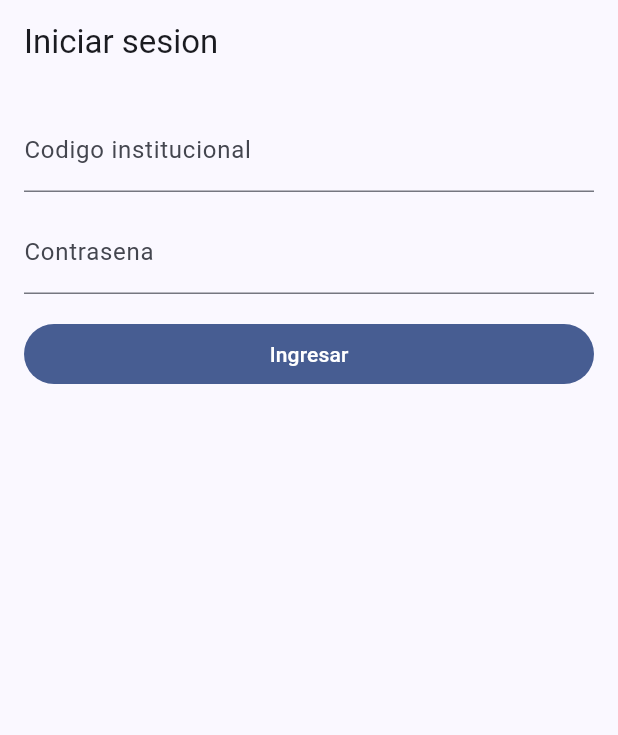
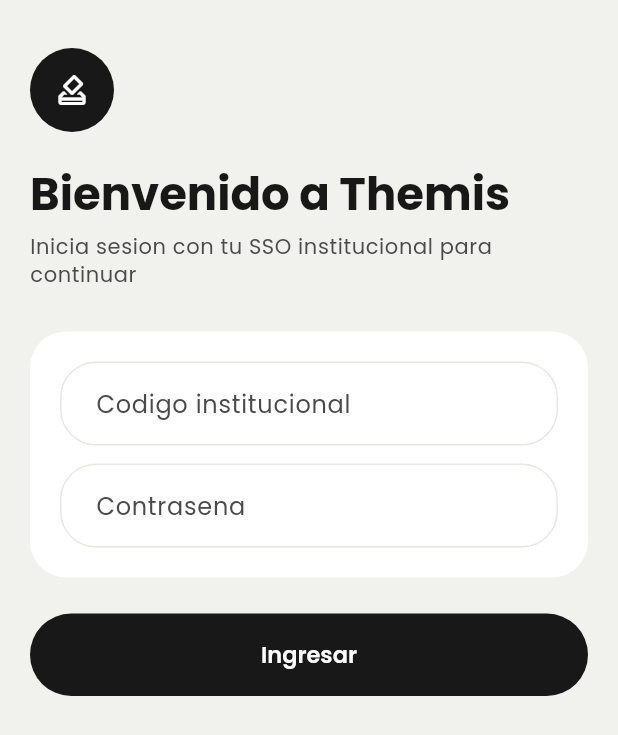
Before and after one commit to cruz-javi/themis-app, a Flutter app: the screen it shows after launch, on a phone screen of 412 x 824 dp. Shown: the top 735 px of the screen. Run offline on Flutter 3.47's test engine with Material 3 defaults, Android fonts, the phone set to English and light mode, and no system bars; our stand-ins replace dio, flutter_dotenv, flutter_secure_storage, go_router, google_fonts.

Commit message:
feat[MOBILE]: desing temporal

```diff
--- /dev/null
+++ b/lib/core/theme/app_theme.dart
@@ -0,0 +1,130 @@
+import 'package:flutter/material.dart';
+import 'package:google_fonts/google_fonts.dart';
+
+/// Tokens de color de DESIGN.md. Un solo acento (menta), fondo gris calido,
+/// tarjetas blancas, negro para navegacion/enfasis.
+abstract final class AppColors {
+  static const background = Color(0xFFF1F1EE);
+  static const surface = Color(0xFFFFFFFF);
+  static const accent = Color(0xFF8FD9C4);
+  static const accentStrong = Color(0xFF4FAE93);
+  static const ink = Color(0xFF181818);
+  static const inkSoft = Color(0xFF4A4A4A);
+  static const onInk = Color(0xFFFFFFFF);
+  static const borderSubtle = Color(0xFFE7E7E3);
+  static const error = Color(0xFFD64545);
+}
+
+/// Radios de DESIGN.md.
+abstract final class AppRadius {
+  static const card = 24.0;
+  static const chip = 999.0;
+}
+
+/// Espaciado de DESIGN.md.
+abstract final class AppSpacing {
+  static const page = 20.0;
+  static const card = 16.0;
+  static const stack = 12.0;
+}
+
+ThemeData buildAppTheme() {
+  final textTheme = GoogleFonts.poppinsTextTheme().copyWith(
+    displayMedium: GoogleFonts.poppins(
+      fontSize: 30,
+      fontWeight: FontWeight.w700,
+      color: AppColors.ink,
+    ),
+    titleLarge: GoogleFonts.poppins(
+      fontSize: 21,
+      fontWeight: FontWeight.w600,
+      color: AppColors.ink,
+    ),
+    titleMedium: GoogleFonts.poppins(
+      fontSize: 17,
+      fontWeight: FontWeight.w600,
+      color: AppColors.ink,
+    ),
+    bodyMedium: GoogleFonts.poppins(fontSize: 14, color: AppColors.ink),
+    bodySmall: GoogleFonts.poppins(fontSize: 14, color: AppColors.inkSoft),
+    labelSmall: GoogleFonts.poppins(
+      fontSize: 12,
+      fontWeight: FontWeight.w500,
+      color: AppColors.inkSoft,
+    ),
+  );
+
+  return ThemeData(
+    useMaterial3: true,
+    scaffoldBackgroundColor: AppColors.background,
+    colorScheme: const ColorScheme.light(
+      primary: AppColors.ink,
+      onPrimary: AppColors.onInk,
+      secondary: AppColors.accent,
+      onSecondary: AppColors.ink,
+      surface: AppColors.surface,
+      onSurface: AppColors.ink,
+      error: AppColors.error,
+      onError: AppColors.onInk,
+    ),
+    textTheme: textTheme,
+    appBarTheme: AppBarTheme(
+      backgroundColor: AppColors.background,
+      surfaceTintColor: Colors.transparent,
+      elevation: 0,
+      centerTitle: false,
+      foregroundColor: AppColors.ink,
+      titleTextStyle: textTheme.titleLarge,
+    ),
+    cardTheme: CardThemeData(
+      color: AppColors.surface,
+      elevation: 0,
+      margin: EdgeInsets.zero,
+      shape: RoundedRectangleBorder(
+        borderRadius: BorderRadius.circular(AppRadius.card),
+      ),
+    ),
+    filledButtonTheme: FilledButtonThemeData(
+      style: FilledButton.styleFrom(
+        backgroundColor: AppColors.ink,
+        foregroundColor: AppColors.onInk,
+        padding: const EdgeInsets.symmetric(vertical: 16),
+        shape: RoundedRectangleBorder(
+          borderRadius: BorderRadius.circular(AppRadius.chip),
+        ),
+        textStyle: GoogleFonts.poppins(
+          fontSize: 15,
+          fontWeight: FontWeight.w600,
+        ),
+      ),
+    ),
+    inputDecorationTheme: InputDecorationTheme(
+      filled: true,
+      fillColor: AppColors.surface,
+      contentPadding: const EdgeInsets.symmetric(
+        horizontal: 20,
+        vertical: 16,
+      ),
+      border: OutlineInputBorder(
+        borderRadius: BorderRadius.circular(AppRadius.card),
+        borderSide: const BorderSide(color: AppColors.borderSubtle),
+      ),
+      enabledBorder: OutlineInputBorder(
+        borderRadius: BorderRadius.circular(AppRadius.card),
+        borderSide: const BorderSide(color: AppColors.borderSubtle),
+      ),
+      focusedBorder: OutlineInputBorder(
+        borderRadius: BorderRadius.circular(AppRadius.card),
+        borderSide: const BorderSide(color: AppColors.accentStrong, width: 2),
+      ),
+      errorBorder: OutlineInputBorder(
+        borderRadius: BorderRadius.circular(AppRadius.card),
+        borderSide: const BorderSide(color: AppColors.error),
+      ),
+      labelStyle: GoogleFonts.poppins(color: AppColors.inkSoft),
+    ),
+    progressIndicatorTheme: const ProgressIndicatorThemeData(
+      color: AppColors.accentStrong,
+    ),
+  );
+}
--- a/lib/features/auth/login_page.dart
+++ b/lib/features/auth/login_page.dart
@@ -2,6 +2,7 @@ import 'package:dio/dio.dart';
 import 'package:flutter/material.dart';
 import 'package:go_router/go_router.dart';
 
+import '../../core/theme/app_theme.dart';
 import '../../data/repositories/mock_sso_repository.dart';
 import '../../domain/entities/mock_sso_assertion.dart';
 
@@ -66,12 +67,42 @@ class _LoginPageState extends State<LoginPage> {
 
   @override
   Widget build(BuildContext context) {
+    final textTheme = Theme.of(context).textTheme;
+
     return Scaffold(
-      appBar: AppBar(title: const Text('Iniciar sesion')),
-      body: ListView(
-        padding: const EdgeInsets.all(16),
+      body: SafeArea(
+        child: SingleChildScrollView(
+          padding: const EdgeInsets.symmetric(
+            horizontal: AppSpacing.page,
+            vertical: 32,
+          ),
+          child: Column(
+            crossAxisAlignment: CrossAxisAlignment.start,
             children: [
-          Form(
+              Container(
+                width: 56,
+                height: 56,
+                decoration: const BoxDecoration(
+                  color: AppColors.ink,
+                  shape: BoxShape.circle,
+                ),
+                child: const Icon(
+                  Icons.how_to_vote_outlined,
+                  color: AppColors.onInk,
+                ),
+              ),
+              const SizedBox(height: 24),
+              Text('Bienvenido a Themis', style: textTheme.displayMedium),
+              const SizedBox(height: 8),
+              Text(
+                'Inicia sesion con tu SSO institucional para continuar',
+                style: textTheme.bodySmall,
+              ),
+              const SizedBox(height: 28),
+              Card(
+                child: Padding(
+                  padding: const EdgeInsets.all(AppSpacing.card + 4),
+                  child: Form(
                     key: _formKey,
                     child: Column(
                       children: [
@@ -81,40 +112,64 @@ class _LoginPageState extends State<LoginPage> {
                             labelText: 'Codigo institucional',
                           ),
                           keyboardType: TextInputType.number,
-                  validator: (value) => (value == null || value.trim().isEmpty)
+                          validator: (value) =>
+                              (value == null || value.trim().isEmpty)
                               ? 'Requerido'
                               : null,
                         ),
-                const SizedBox(height: 12),
+                        const SizedBox(height: AppSpacing.stack),
                         TextFormField(
                           controller: _passwordController,
-                  decoration: const InputDecoration(labelText: 'Contrasena'),
+                          decoration: const InputDecoration(
+                            labelText: 'Contrasena',
+                          ),
                           obscureText: true,
-                  validator: (value) => (value == null || value.isEmpty)
+                          validator: (value) =>
+                              (value == null || value.isEmpty)
                               ? 'Requerido'
                               : null,
                         ),
                       ],
                     ),
                   ),
+                ),
+              ),
               if (_error != null) ...[
-            const SizedBox(height: 16),
-            Card(
-              child: Padding(
-                padding: const EdgeInsets.all(16),
-                child: Text(_error!),
+                const SizedBox(height: AppSpacing.stack),
+                Container(
+                  width: double.infinity,
+                  padding: const EdgeInsets.all(AppSpacing.card),
+                  decoration: BoxDecoration(
+                    color: AppColors.error.withValues(alpha: 0.08),
+                    borderRadius: BorderRadius.circular(AppRadius.card),
+                    border: Border.all(
+                      color: AppColors.error.withValues(alpha: 0.3),
+                    ),
+                  ),
+                  child: Text(
+                    _error!,
+                    style: textTheme.bodyMedium?.copyWith(
+                      color: AppColors.error,
+                    ),
                   ),
                 ),
               ],
-          const SizedBox(height: 16),
-          if (_loading)
-            const Center(child: CircularProgressIndicator())
-          else
-            FilledButton(
+              const SizedBox(height: 24),
+              SizedBox(
+                width: double.infinity,
+                child: _loading
+                    ? const Padding(
+                        padding: EdgeInsets.symmetric(vertical: 16),
+                        child: Center(child: CircularProgressIndicator()),
+                      )
+                    : FilledButton(
                         onPressed: _submit,
                         child: const Text('Ingresar'),
                       ),
+              ),
             ],
+          ),
+        ),
       ),
     );
   }
--- a/lib/main.dart
+++ b/lib/main.dart
@@ -3,6 +3,7 @@ import 'package:flutter/material.dart';
 import 'core/config/env.dart';
 import 'core/network/api_client.dart';
 import 'core/router/app_router.dart';
+import 'core/theme/app_theme.dart';
 import 'data/repositories/demo_repository.dart';
 import 'data/repositories/mock_sso_repository.dart';
 
@@ -34,10 +35,7 @@ class ThemisApp extends StatelessWidget {
     return MaterialApp.router(
       title: 'Themis',
       debugShowCheckedModeBanner: false,
-      theme: ThemeData(
-        colorScheme: ColorScheme.fromSeed(seedColor: const Color(0xFF0F172A)),
-        useMaterial3: true,
-      ),
+      theme: buildAppTheme(),
       routerConfig: buildRouter(repository, mockSsoRepository),
     );
   }
--- a/pubspec.yaml
+++ b/pubspec.yaml
@@ -14,6 +14,7 @@ dependencies:
   flutter_dotenv: ^5.2.1
   go_router: ^14.6.2
   flutter_secure_storage: ^9.2.2
+  google_fonts: ^6.2.1
 
 dev_dependencies:
   flutter_test:
```
Also changed, not shown: lib/features/auth/login_result_page.dart (+80 -14 lines), pubspec.lock, 1 other file. Lines whose indentation alone changed are shown as unchanged.
